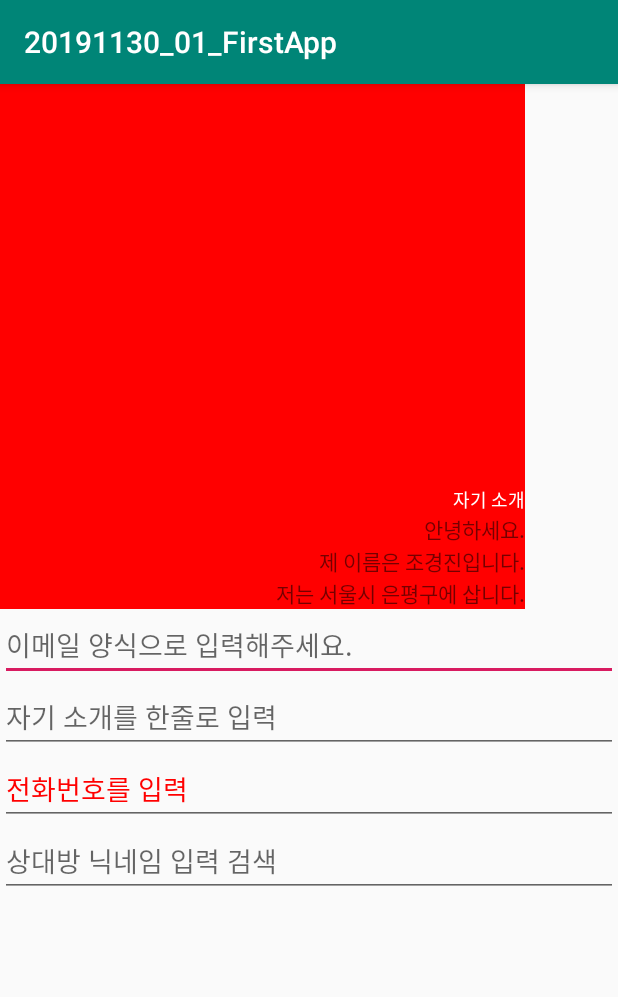
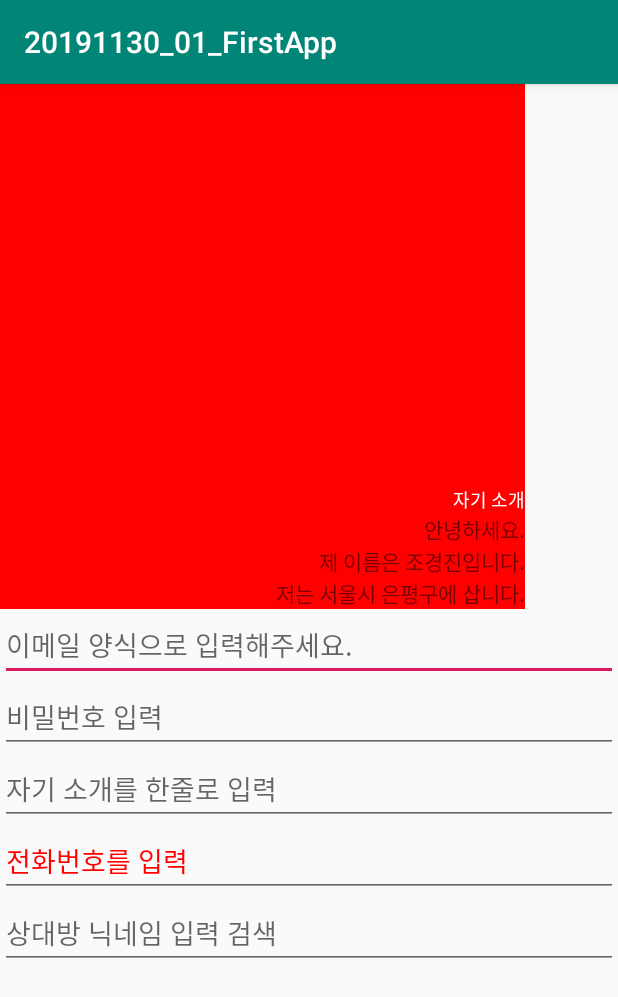
Before and after one commit to cho881020/20191130_01_FirstApp, an Android app: the screen it shows after launch (MainActivity), on a phone screen of 412 x 824 dp. Shown: the top 997 px of the screen. Run offline under Robolectric (Android 15) with nearby library versions, the phone set to English and light mode, and no system bars.

Commit message:
비밀번호 inputType 연습

```diff
--- a/app/src/main/res/layout/activity_main.xml
+++ b/app/src/main/res/layout/activity_main.xml
@@ -48,6 +48,13 @@
     <EditText
         android:layout_width="match_parent"
         android:layout_height="wrap_content"
+        android:hint="비밀번호 입력"
+        android:inputType="textPassword" />
+
+
+    <EditText
+        android:layout_width="match_parent"
+        android:layout_height="wrap_content"
         android:hint="자기 소개를 한줄로 입력"
         android:singleLine="true"/>
 
```
